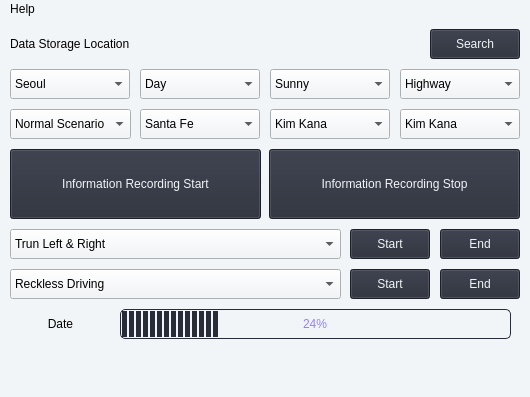
The window that src/mainwindow.ui (kka-na/acqHelper) describes before a commit, drawn with Qt 5.
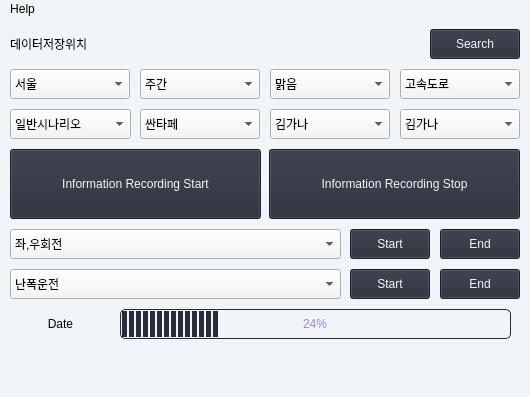
The same window after the commit. Icons and pictures are not drawn.

```diff
--- a/src/mainwindow.ui
+++ b/src/mainwindow.ui
@@ -27,7 +27,7 @@
      </rect>
     </property>
     <property name="text">
-     <string>Data Storage Location</string>
+     <string>데이터저장위치</string>
     </property>
    </widget>
    <widget class="QPushButton" name="dataStorageSearch">
@@ -63,7 +63,7 @@
     </property>
     <item>
      <property name="text">
-      <string>Day</string>
+      <string>주간</string>
      </property>
     </item>
     <item>
@@ -93,7 +93,7 @@
     </property>
     <item>
      <property name="text">
-      <string>Sunny</string>
+      <string>맑음</string>
      </property>
     </item>
     <item>
@@ -133,7 +133,7 @@
     </property>
     <item>
      <property name="text">
-      <string>Seoul</string>
+      <string>서울</string>
      </property>
     </item>
     <item>
@@ -163,7 +163,7 @@
     </property>
     <item>
      <property name="text">
-      <string>Highway</string>
+      <string>고속도로</string>
      </property>
     </item>
     <item>
@@ -218,7 +218,7 @@
     </property>
     <item>
      <property name="text">
-      <string>Santa Fe</string>
+      <string>싼타페</string>
      </property>
     </item>
     <item>
@@ -243,7 +243,7 @@
     </property>
     <item>
      <property name="text">
-      <string>Kim Kana</string>
+      <string>김가나</string>
      </property>
     </item>
     <item>
@@ -283,7 +283,7 @@
     </property>
     <item>
      <property name="text">
-      <string>Normal Scenario</string>
+      <string>일반시나리오</string>
      </property>
     </item>
     <item>
@@ -347,7 +347,7 @@
     </property>
     <item>
      <property name="text">
-      <string>Trun Left &amp; Right</string>
+      <string>좌,우회전</string>
      </property>
     </item>
     <item>
@@ -436,7 +436,7 @@
     </property>
     <item>
      <property name="text">
-      <string>Reckless Driving</string>
+      <string>난폭운전</string>
      </property>
     </item>
     <item>
@@ -521,7 +521,7 @@
     </property>
     <item>
      <property name="text">
-      <string>Kim Kana</string>
+      <string>김가나</string>
      </property>
     </item>
     <item>
@@ -577,7 +577,7 @@
      <rect>
       <x>10</x>
       <y>330</y>
-      <width>20</width>
+      <width>10</width>
       <height>20</height>
      </rect>
     </property>
```
Left out of the diff: 76 changed lines with no effect on the pictures.
